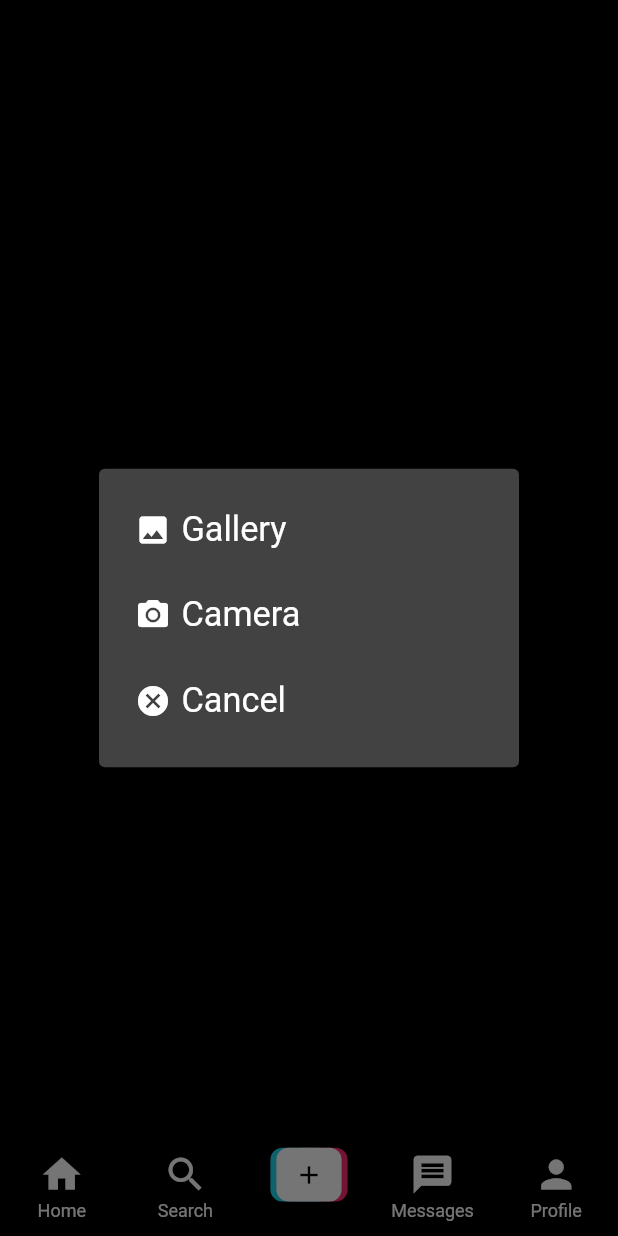
After one commit to MuhammadZahid0349/TikTok-Clone, a Flutter app: the screen it shows once a user with an empty profile is signed in, item 3 of the bottom bar chosen, after a tap on "Add Video", on a phone screen of 412 x 824 dp. The commit adds this screen. Run offline on Flutter 3.47's test engine with Material 2 defaults, Android fonts, the phone set to English and light mode, and no system bars; our stand-ins replace cloud_firestore, firebase_auth, firebase_core, firebase_storage, flutter_easyloading, flutter_screenutil and 4 more; accounts and stored records are empty; network calls fail.

Commit message:
Home Screen

```diff
--- a/lib/constants.dart
+++ b/lib/constants.dart
@@ -3,13 +3,14 @@ import 'package:firebase_auth/firebase_auth.dart';
 import 'package:firebase_storage/firebase_storage.dart';
 import 'package:flutter/material.dart';
 import 'package:tiktok_clone/controllers/auth_controller.dart';
+import 'package:tiktok_clone/views/screens/add_video_screen.dart';
 
 List pages = [
-  // VideoScreen(),
-  // SearchScreen(),
-  // const AddVideoScreen(),
-  // Text('Messages Screen'),
-  // ProfileScreen(uid: authController.user.uid),
+  Text('Home Screen'),
+  Text('Search Screen'),
+  AddVideoScreen(),
+  Text('Messages Screen'),
+  Text('Profile Screen'),
 ];
 
 // COLORS
--- a/lib/controllers/auth_controller.dart
+++ b/lib/controllers/auth_controller.dart
@@ -6,6 +6,7 @@ import 'package:image_picker/image_picker.dart';
 import 'package:tiktok_clone/constants.dart';
 import 'package:tiktok_clone/models/user.dart';
 import 'package:tiktok_clone/views/screens/auth/login_screen.dart';
+import 'package:tiktok_clone/views/screens/home_screen.dart';
 
 class AuthController extends GetxController {
   static AuthController instance = Get.find();
@@ -28,7 +29,7 @@ class AuthController extends GetxController {
     if (user == null) {
       Get.offAll(() => LoginScreen());
     } else {
-      // Get.offAll(() => const HomeScreen());
+      Get.offAll(() => const HomeScreen());
     }
   }
 
--- /dev/null
+++ b/lib/views/screens/add_video_screen.dart
@@ -0,0 +1,108 @@
+import 'dart:io';
+
+import 'package:flutter/material.dart';
+import 'package:flutter/src/widgets/framework.dart';
+import 'package:flutter/src/widgets/placeholder.dart';
+import 'package:flutter_screenutil/flutter_screenutil.dart';
+import 'package:image_picker/image_picker.dart';
+import 'package:tiktok_clone/constants.dart';
+import 'package:tiktok_clone/views/screens/confirm_screen.dart';
+
+class AddVideoScreen extends StatelessWidget {
+  const AddVideoScreen({super.key});
+
+  pickVideo(ImageSource src, BuildContext context) async {
+    final video = await ImagePicker().pickVideo(source: src);
+    if (video != null) {
+      Navigator.of(context).push(
+        MaterialPageRoute(
+          builder: (context) => ConfirmScreen(
+            videoFile: File(video.path),
+            videoPath: video.path,
+          ),
+        ),
+      );
+    }
+  }
+
+  showOptionsDialog(BuildContext context) {
+    return showDialog(
+      context: context,
+      builder: (context) => SimpleDialog(
+        children: [
+          SimpleDialogOption(
+            onPressed: () => pickVideo(ImageSource.gallery, context),
+            child: Row(
+              children: [
+                const Icon(Icons.image),
+                Padding(
+                  padding: const EdgeInsets.all(7.0),
+                  child: Text(
+                    'Gallery',
+                    style: TextStyle(fontSize: 20.sp),
+                  ),
+                ),
+              ],
+            ),
+          ),
+          SimpleDialogOption(
+            onPressed: () => pickVideo(ImageSource.camera, context),
+            child: Row(
+              children: [
+                const Icon(Icons.camera_alt),
+                Padding(
+                  padding: const EdgeInsets.all(7.0),
+                  child: Text(
+                    'Camera',
+                    style: TextStyle(fontSize: 20.sp),
+                  ),
+                ),
+              ],
+            ),
+          ),
+          SimpleDialogOption(
+            onPressed: () => Navigator.of(context).pop(),
+            child: Row(
+              children: [
+                const Icon(Icons.cancel),
+                Padding(
+                  padding: const EdgeInsets.all(7.0),
+                  child: Text(
+                    'Cancel',
+                    style: TextStyle(fontSize: 20.sp),
+                  ),
+                ),
+              ],
+            ),
+          ),
+        ],
+      ),
+    );
+  }
+
+  @override
+  Widget build(BuildContext context) {
+    return Scaffold(
+      body: Center(
+        child: InkWell(
+          onTap: () => showOptionsDialog(context),
+          child: Container(
+            width: 190,
+            height: 50,
+            decoration: BoxDecoration(color: buttonColor),
+            child: const Center(
+              child: Text(
+                'Add Video',
+                style: TextStyle(
+                  fontSize: 20,
+                  color: Colors.black,
+                  fontWeight: FontWeight.bold,
+                ),
+              ),
+            ),
+          ),
+        ),
+      ),
+    );
+  }
+}
--- a/lib/views/screens/auth/login_screen.dart
+++ b/lib/views/screens/auth/login_screen.dart
@@ -15,7 +15,8 @@ class LoginScreen extends StatelessWidget {
   @override
   Widget build(BuildContext context) {
     return Scaffold(
-      body: Container(
+      body: SingleChildScrollView(
+        child: Container(
           alignment: Alignment.center,
           child: Column(
             mainAxisAlignment: MainAxisAlignment.center,
@@ -106,6 +107,7 @@ class LoginScreen extends StatelessWidget {
             ],
           ),
         ),
+      ),
     );
   }
 }
--- /dev/null
+++ b/lib/views/screens/home_screen.dart
@@ -0,0 +1,55 @@
+import 'package:flutter/material.dart';
+import 'package:tiktok_clone/constants.dart';
+import 'package:tiktok_clone/views/widgets/custom_icon.dart';
+
+class HomeScreen extends StatefulWidget {
+  const HomeScreen({super.key});
+
+  @override
+  State<HomeScreen> createState() => _HomeScreenState();
+}
+
+class _HomeScreenState extends State<HomeScreen> {
+  int pageIdx = 0;
+
+  @override
+  Widget build(BuildContext context) {
+    return Scaffold(
+      bottomNavigationBar: BottomNavigationBar(
+        onTap: (idx) {
+          setState(() {
+            pageIdx = idx;
+          });
+        },
+        type: BottomNavigationBarType.fixed,
+        backgroundColor: backgroundColor,
+        selectedItemColor: Colors.red,
+        unselectedItemColor: Colors.white,
+        currentIndex: pageIdx,
+        items: const [
+          BottomNavigationBarItem(
+            icon: Icon(Icons.home, size: 30),
+            label: 'Home',
+          ),
+          BottomNavigationBarItem(
+            icon: Icon(Icons.search, size: 30),
+            label: 'Search',
+          ),
+          BottomNavigationBarItem(
+            icon: CustomIcon(),
+            label: '',
+          ),
+          BottomNavigationBarItem(
+            icon: Icon(Icons.message, size: 30),
+            label: 'Messages',
+          ),
+          BottomNavigationBarItem(
+            icon: Icon(Icons.person, size: 30),
+            label: 'Profile',
+          ),
+        ],
+      ),
+      body: pages[pageIdx],
+    );
+  }
+}
--- a/lib/views/widgets/custom_icon.dart
+++ b/lib/views/widgets/custom_icon.dart
@@ -1,4 +1,6 @@
 import 'package:flutter/material.dart';
+import 'package:flutter_screenutil/flutter_screenutil.dart';
+import 'package:get/get.dart';
 
 class CustomIcon extends StatelessWidget {
   const CustomIcon({Key? key}) : super(key: key);
@@ -6,15 +8,15 @@ class CustomIcon extends StatelessWidget {
   @override
   Widget build(BuildContext context) {
     return SizedBox(
-      width: 45,
-      height: 30,
+      width: 45.w,
+      height: 30.h,
       child: Stack(
         children: [
           Container(
-            margin: const EdgeInsets.only(
-              left: 10,
+            margin: EdgeInsets.only(
+              left: 10.h,
             ),
-            width: 38,
+            width: 38.w,
             decoration: BoxDecoration(
               color: const Color.fromARGB(
                 255,
@@ -22,14 +24,14 @@ class CustomIcon extends StatelessWidget {
                 45,
                 108,
               ),
-              borderRadius: BorderRadius.circular(7),
+              borderRadius: BorderRadius.circular(7.r),
             ),
           ),
           Container(
-            margin: const EdgeInsets.only(
-              right: 10,
+            margin: EdgeInsets.only(
+              right: 10.h,
             ),
-            width: 38,
+            width: 38.w,
             decoration: BoxDecoration(
               color: const Color.fromARGB(
                 255,
@@ -37,16 +39,16 @@ class CustomIcon extends StatelessWidget {
                 211,
                 234,
               ),
-              borderRadius: BorderRadius.circular(7),
+              borderRadius: BorderRadius.circular(7.r),
             ),
           ),
           Center(
             child: Container(
-              height: double.infinity,
-              width: 38,
+              height: Get.height,
+              width: 38.w,
               decoration: BoxDecoration(
                 color: Colors.white,
-                borderRadius: BorderRadius.circular(7),
+                borderRadius: BorderRadius.circular(7.r),
               ),
               child: const Icon(
                 Icons.add,
```
Also changed, not shown: lib/views/screens/confirm_screen.dart (added, +108 -0 lines). Lines whose indentation alone changed are shown as unchanged.
